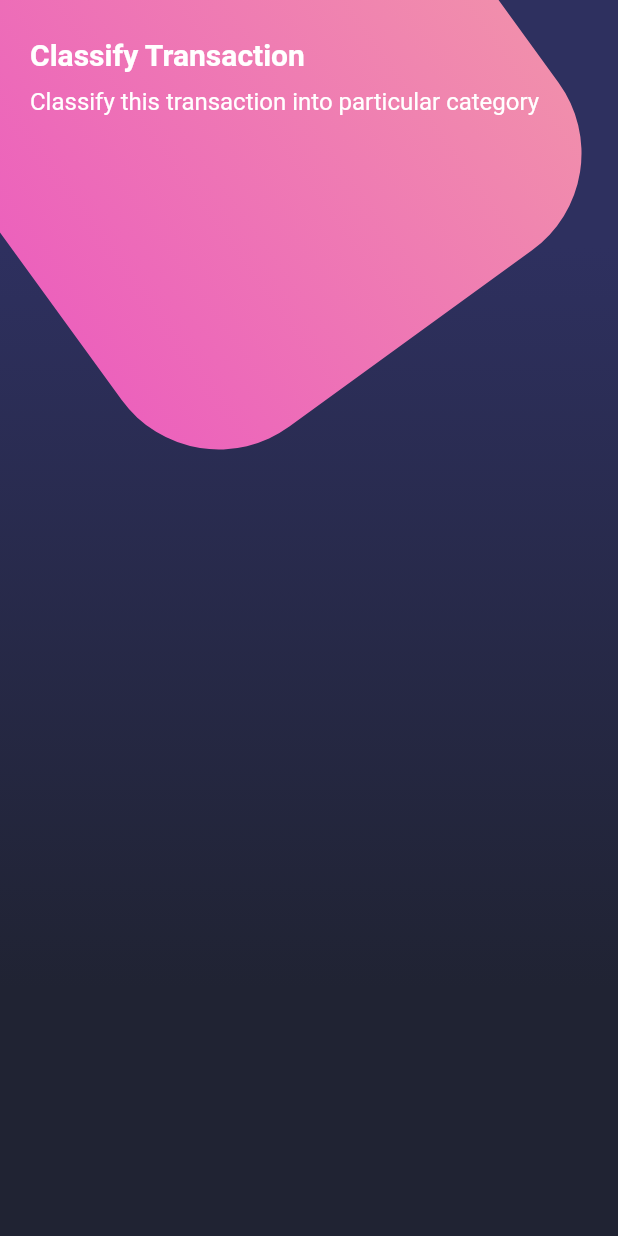
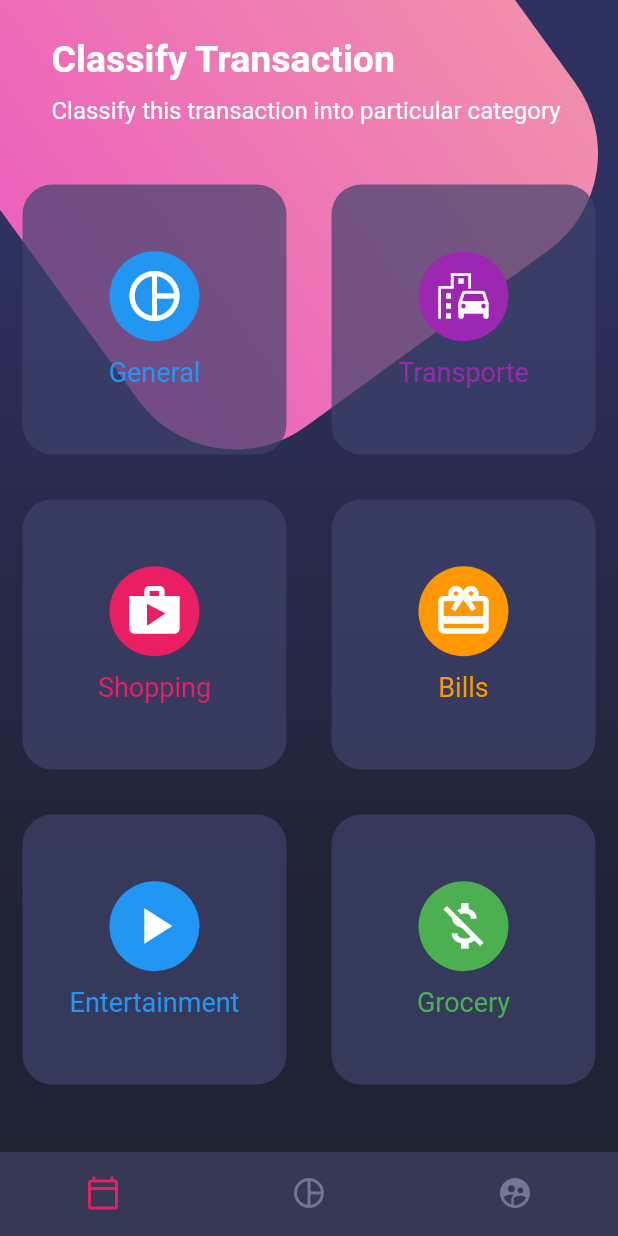
Before and after one commit to Jesus180Reyes/Disenos, a Flutter app: the screen it shows after launch, on a phone screen of 412 x 824 dp. Run offline on Flutter 3.47's test engine with Material 2 defaults, Android fonts, the phone set to English and light mode, and no system bars.

Commit message:
agruegue una nueva pantalla de UI.

```diff
--- /dev/null
+++ b/lib/screens/card_table.dart
@@ -0,0 +1,102 @@
+import 'dart:ui';
+
+import 'package:flutter/material.dart';
+
+class CardTable extends StatelessWidget {
+  const CardTable({Key? key}) : super(key: key);
+
+  @override
+  Widget build(BuildContext context) {
+    return Table(
+      children: [
+        TableRow(
+          children: [
+            _SingleCard(
+              color: Colors.blue,
+              icon: Icons.pie_chart_outline_sharp,
+              title: 'General',
+            ),
+            _SingleCard(
+              color: Colors.purple.shade500,
+              icon: Icons.emoji_transportation,
+              title: 'Transporte',
+            ),
+          ],
+        ),
+        TableRow(
+          children: [
+            _SingleCard(
+              color: Colors.pink,
+              icon: Icons.shop,
+              title: 'Shopping',
+            ),
+            _SingleCard(
+              color: Colors.orange,
+              icon: Icons.wallet_giftcard,
+              title: 'Bills',
+            ),
+          ],
+        ),
+        TableRow(
+          children: [
+            _SingleCard(
+              color: Colors.blue,
+              icon: Icons.play_arrow,
+              title: 'Entertainment',
+            ),
+            _SingleCard(
+              color: Colors.green,
+              icon: Icons.money_off,
+              title: 'Grocery',
+            ),
+          ],
+        ),
+      ],
+    );
+  }
+}
+
+class _SingleCard extends StatelessWidget {
+  final IconData icon;
+  final String title;
+  final Color color;
+  const _SingleCard(
+      {Key? key, required this.icon, required this.title, required this.color})
+      : super(key: key);
+
+  @override
+  Widget build(BuildContext context) {
+    return Container(
+      margin: EdgeInsets.all(15.0),
+      height: 180,
+      decoration: BoxDecoration(
+        color: Color.fromRGBO(62, 66, 107, 0.7),
+        borderRadius: BorderRadius.circular(20),
+      ),
+      child: Column(
+        mainAxisAlignment: MainAxisAlignment.center,
+        children: [
+          CircleAvatar(
+            backgroundColor: color,
+            child: Icon(
+              icon,
+              color: Colors.white,
+              size: 40,
+            ),
+            radius: 30,
+          ),
+          SizedBox(
+            height: 10,
+          ),
+          Text(
+            title,
+            style: TextStyle(
+              color: color,
+              fontSize: 18,
+            ),
+          ),
+        ],
+      ),
+    );
+  }
+}
--- a/lib/screens/home_screen.dart
+++ b/lib/screens/home_screen.dart
@@ -1,4 +1,6 @@
+import 'package:disenos/screens/card_table.dart';
 import 'package:disenos/widgets/background.dart';
+import 'package:disenos/widgets/custom_bottom_navigation.dart';
 import 'package:disenos/widgets/page_title.dart';
 import 'package:flutter/material.dart';
 
@@ -12,6 +14,7 @@ class HomeScreen extends StatelessWidget {
           _HomeBody(),
         ],
       ),
+      bottomNavigationBar: CustomButtonNavigation(),
     );
   }
 }
@@ -24,6 +27,8 @@ class _HomeBody extends StatelessWidget {
         children: [
           //Titulos
           PageTile(),
+          //Card Table
+          CardTable(),
         ],
       ),
     );
--- a/lib/widgets/background.dart
+++ b/lib/widgets/background.dart
@@ -25,7 +25,7 @@ class BackgroundScreen extends StatelessWidget {
 
           Positioned(
             top: -100,
-            left: -12,
+            left: -1,
             child: PinkBox(),
           ),
         ],
--- /dev/null
+++ b/lib/widgets/custom_bottom_navigation.dart
@@ -0,0 +1,32 @@
+import 'package:flutter/material.dart';
+
+class CustomButtonNavigation extends StatelessWidget {
+  const CustomButtonNavigation({Key? key}) : super(key: key);
+
+  @override
+  Widget build(BuildContext context) {
+    return BottomNavigationBar(
+      selectedItemColor: Colors.pink,
+      showSelectedLabels: false,
+      showUnselectedLabels: false,
+      backgroundColor: Color.fromRGBO(55, 57, 84, 1),
+      unselectedItemColor: Color.fromRGBO(116, 117, 152, 1),
+      currentIndex: 0,
+      items: [
+        BottomNavigationBarItem(
+          icon: Icon(
+            Icons.calendar_today_outlined,
+          ),
+          label: 'Calendario',
+        ),
+        BottomNavigationBarItem(
+            icon: Icon(
+              Icons.pie_chart_outline,
+            ),
+            label: 'Grafica'),
+        BottomNavigationBarItem(
+            icon: Icon(Icons.supervised_user_circle), label: 'Profile'),
+      ],
+    );
+  }
+}
--- a/lib/widgets/page_title.dart
+++ b/lib/widgets/page_title.dart
@@ -18,7 +18,7 @@ class PageTile extends StatelessWidget {
             Text(
               'Classify Transaction',
               style: TextStyle(
-                fontSize: 20,
+                fontSize: 25,
                 fontWeight: FontWeight.bold,
                 color: Colors.white,
               ),
```
